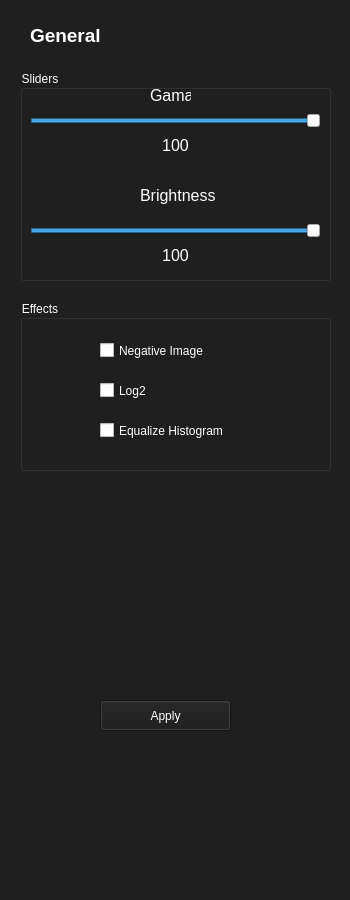
First picture: the form in gui/pages/sections.ui, repository gabriel-camurca/processamento-de-imagens, before the edit.
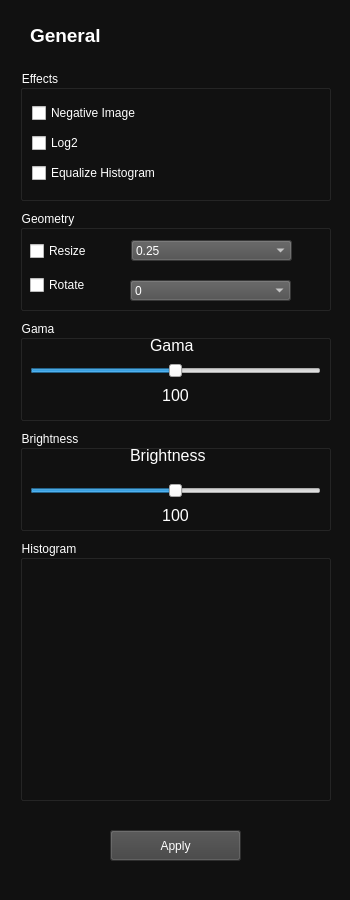
Second picture: the form after the edit. The open tabs and pages were chosen to show the change.

Commit message: Adjustments to color handling

Patch:
```diff
--- a/gui/pages/sections.ui
+++ b/gui/pages/sections.ui
@@ -14,12 +14,12 @@
    <string>StackedWidget</string>
   </property>
   <property name="styleSheet">
-   <string notr="true">#general{background-color: rgb(31, 31, 31);}
-#linear_parts{background-color: rgb(31, 31, 31);}
-#esteganography{background-color: rgb(31, 31, 31);}
-#filters{background-color: rgb(31, 31, 31);}
-#colors{background-color: rgb(31, 31, 31);}
-#generic_filter{background-color: rgb(31, 31, 31);}</string>
+   <string notr="true">#general{background-color: rgb(17,17, 17);}
+#linear_parts{background-color: rgb(17,17, 17);}
+#esteganography{background-color: rgb(17,17, 17);}
+#filters{background-color: rgb(17,17, 17);}
+#colors{background-color: rgb(17,17, 17);}
+#generic_filter{background-color: rgb(17,17, 17);}</string>
   </property>
   <property name="currentIndex">
    <number>4</number>
@@ -260,43 +260,17 @@
    </widget>
   </widget>
   <widget class="QWidget" name="general">
-   <widget class="QLabel" name="gama_label">
-    <property name="geometry">
-     <rect>
-      <x>150</x>
-      <y>80</y>
-      <width>41</width>
-      <height>31</height>
-     </rect>
-    </property>
-    <property name="text">
-     <string>&lt;html&gt;&lt;head/&gt;&lt;body&gt;&lt;p&gt;&lt;span style=&quot; font-size:12pt; color:#ffffff;&quot;&gt;Gama&lt;/span&gt;&lt;/p&gt;&lt;/body&gt;&lt;/html&gt;</string>
-    </property>
-   </widget>
-   <widget class="QLabel" name="brightness_label">
-    <property name="geometry">
-     <rect>
-      <x>140</x>
-      <y>180</y>
-      <width>81</width>
-      <height>31</height>
-     </rect>
-    </property>
-    <property name="text">
-     <string>&lt;html&gt;&lt;head/&gt;&lt;body&gt;&lt;p&gt;&lt;span style=&quot; font-size:12pt; color:#ffffff;&quot;&gt;Brightness&lt;/span&gt;&lt;/p&gt;&lt;/body&gt;&lt;/html&gt;</string>
-    </property>
-   </widget>
    <widget class="QPushButton" name="apply_button">
     <property name="geometry">
      <rect>
-      <x>100</x>
-      <y>700</y>
+      <x>110</x>
+      <y>830</y>
       <width>131</width>
       <height>31</height>
      </rect>
     </property>
     <property name="styleSheet">
-     <string notr="true">background-color: rgb(27, 27, 27);
+     <string notr="true">background-color: rgb(65, 65, 65);
 color: rgb(255, 255, 255);</string>
     </property>
     <property name="text">
@@ -322,105 +296,13 @@
      <set>Qt::AlignLeading|Qt::AlignLeft|Qt::AlignVCenter</set>
     </property>
    </widget>
-   <widget class="QSlider" name="gama_slider">
+   <widget class="QGroupBox" name="sliders_box">
     <property name="geometry">
      <rect>
-      <x>30</x>
-      <y>110</y>
-      <width>291</width>
-      <height>22</height>
-     </rect>
-    </property>
-    <property name="minimum">
-     <number>0</number>
-    </property>
-    <property name="maximum">
-     <number>100</number>
-    </property>
-    <property name="sliderPosition">
-     <number>100</number>
-    </property>
-    <property name="orientation">
-     <enum>Qt::Horizontal</enum>
-    </property>
-    <property name="invertedAppearance">
-     <bool>false</bool>
-    </property>
-   </widget>
-   <widget class="QSlider" name="brightness_slider">
-    <property name="geometry">
-     <rect>
-      <x>30</x>
-      <y>220</y>
-      <width>291</width>
-      <height>22</height>
-     </rect>
-    </property>
-    <property name="minimum">
-     <number>0</number>
-    </property>
-    <property name="maximum">
-     <number>100</number>
-    </property>
-    <property name="sliderPosition">
-     <number>100</number>
-    </property>
-    <property name="orientation">
-     <enum>Qt::Horizontal</enum>
-    </property>
-   </widget>
-   <widget class="QLabel" name="gama_value_label">
-    <property name="geometry">
-     <rect>
-      <x>160</x>
-      <y>130</y>
-      <width>31</width>
-      <height>31</height>
-     </rect>
-    </property>
-    <property name="text">
-     <string>&lt;html&gt;&lt;head/&gt;&lt;body&gt;&lt;p align=&quot;center&quot;&gt;&lt;span style=&quot; font-size:12pt; color:#ffffff;&quot;&gt;100&lt;/span&gt;&lt;/p&gt;&lt;/body&gt;&lt;/html&gt;</string>
-    </property>
-   </widget>
-   <widget class="QLabel" name="brightness_value_label">
-    <property name="geometry">
-     <rect>
-      <x>160</x>
-      <y>240</y>
-      <width>31</width>
-      <height>31</height>
-     </rect>
-    </property>
-    <property name="text">
-     <string>&lt;html&gt;&lt;head/&gt;&lt;body&gt;&lt;p align=&quot;center&quot;&gt;&lt;span style=&quot; font-size:12pt; color:#ffffff;&quot;&gt;100&lt;/span&gt;&lt;/p&gt;&lt;/body&gt;&lt;/html&gt;</string>
-    </property>
-   </widget>
-   <widget class="QLabel" name="histogram_image">
-    <property name="geometry">
-     <rect>
       <x>20</x>
-      <y>480</y>
-      <width>321</width>
-      <height>201</height>
-     </rect>
-    </property>
-    <property name="minimumSize">
-     <size>
-      <width>321</width>
-      <height>201</height>
-     </size>
-    </property>
-    <property name="text">
-     <string/>
-    </property>
-   </widget>
-   <widget class="QGroupBox" name="groupBox">
-    <property name="geometry">
-     <rect>
-      <x>20</x>
-      <y>70</y>
+      <y>320</y>
       <width>311</width>
-      <height>211</height>
+      <height>101</height>
      </rect>
     </property>
     <property name="styleSheet">
@@ -428,16 +310,70 @@
 font: 700 9pt &quot;Segoe UI&quot;;</string>
     </property>
     <property name="title">
-     <string>Sliders</string>
+     <string>Gama</string>
     </property>
+    <widget class="QLabel" name="gama_value_label">
+     <property name="geometry">
+      <rect>
+       <x>140</x>
+       <y>60</y>
+       <width>31</width>
+       <height>31</height>
+      </rect>
+     </property>
+     <property name="text">
+      <string>&lt;html&gt;&lt;head/&gt;&lt;body&gt;&lt;p align=&quot;center&quot;&gt;&lt;span style=&quot; font-size:12pt; color:#ffffff;&quot;&gt;100&lt;/span&gt;&lt;/p&gt;&lt;/body&gt;&lt;/html&gt;</string>
+     </property>
+    </widget>
+    <widget class="QLabel" name="gama_label">
+     <property name="geometry">
+      <rect>
+       <x>130</x>
+       <y>10</y>
+       <width>51</width>
+       <height>31</height>
+      </rect>
+     </property>
+     <property name="text">
+      <string>&lt;html&gt;&lt;head/&gt;&lt;body&gt;&lt;p&gt;&lt;span style=&quot; font-size:12pt; color:#ffffff;&quot;&gt;Gama&lt;/span&gt;&lt;/p&gt;&lt;/body&gt;&lt;/html&gt;</string>
+     </property>
+    </widget>
+    <widget class="QSlider" name="gama_slider">
+     <property name="geometry">
+      <rect>
+       <x>10</x>
+       <y>40</y>
+       <width>291</width>
+       <height>22</height>
+      </rect>
+     </property>
+     <property name="minimum">
+      <number>0</number>
+     </property>
+     <property name="maximum">
+      <number>100</number>
+     </property>
+     <property name="value">
+      <number>50</number>
+     </property>
+     <property name="sliderPosition">
+      <number>50</number>
+     </property>
+     <property name="orientation">
+      <enum>Qt::Horizontal</enum>
+     </property>
+     <property name="invertedAppearance">
+      <bool>false</bool>
+     </property>
+    </widget>
    </widget>
    <widget class="QGroupBox" name="groupBox_2">
     <property name="geometry">
      <rect>
       <x>20</x>
-      <y>300</y>
+      <y>70</y>
       <width>311</width>
-      <height>171</height>
+      <height>131</height>
      </rect>
     </property>
     <property name="styleSheet">
@@ -447,57 +383,276 @@
     <property name="title">
      <string>Effects</string>
     </property>
-    <widget class="QCheckBox" name="equalize_bool">
+    <layout class="QVBoxLayout" name="verticalLayout_5">
+     <item>
+      <widget class="QCheckBox" name="negative_bool">
+       <property name="styleSheet">
+        <string notr="true">font: 12pt &quot;Segoe UI&quot;;
+color: rgb(255, 255, 255);</string>
+       </property>
+       <property name="text">
+        <string>Negative Image</string>
+       </property>
+      </widget>
+     </item>
+     <item>
+      <widget class="QCheckBox" name="log_bool">
+       <property name="styleSheet">
+        <string notr="true">font: 12pt &quot;Segoe UI&quot;;
+color: rgb(255, 255, 255);</string>
+       </property>
+       <property name="text">
+        <string>Log2</string>
+       </property>
+      </widget>
+     </item>
+     <item>
+      <widget class="QCheckBox" name="equalize_bool">
+       <property name="styleSheet">
+        <string notr="true">font: 12pt &quot;Segoe UI&quot;;
+color: rgb(255, 255, 255);</string>
+       </property>
+       <property name="text">
+        <string>Equalize Histogram</string>
+       </property>
+      </widget>
+     </item>
+    </layout>
+   </widget>
+   <widget class="QGroupBox" name="histogram_box">
+    <property name="geometry">
+     <rect>
+      <x>20</x>
+      <y>540</y>
+      <width>311</width>
+      <height>261</height>
+     </rect>
+    </property>
+    <property name="styleSheet">
+     <string notr="true">color: rgb(255, 255, 255);
+font: 700 9pt &quot;Segoe UI&quot;;</string>
+    </property>
+    <property name="title">
+     <string>Histogram</string>
+    </property>
+    <widget class="QLabel" name="histogram_image">
      <property name="geometry">
       <rect>
-       <x>80</x>
-       <y>110</y>
-       <width>161</width>
-       <height>41</height>
+       <x>10</x>
+       <y>20</y>
+       <width>291</width>
+       <height>231</height>
       </rect>
      </property>
+     <property name="text">
+      <string/>
+     </property>
+    </widget>
+   </widget>
+   <widget class="QGroupBox" name="geometry_box">
+    <property name="geometry">
+     <rect>
+      <x>20</x>
+      <y>210</y>
+      <width>311</width>
+      <height>101</height>
+     </rect>
+    </property>
+    <property name="styleSheet">
+     <string notr="true">color: rgb(255, 255, 255);
+font: 700 9pt &quot;Segoe UI&quot;;</string>
+    </property>
+    <property name="title">
+     <string>Geometry</string>
+    </property>
+    <widget class="QCheckBox" name="resize_bool">
+     <property name="geometry">
+      <rect>
+       <x>10</x>
+       <y>28</y>
+       <width>67</width>
+       <height>26</height>
+      </rect>
+     </property>
      <property name="styleSheet">
       <string notr="true">font: 12pt &quot;Segoe UI&quot;;
 color: rgb(255, 255, 255);</string>
      </property>
      <property name="text">
-      <string>Equalize Histogram</string>
+      <string>Resize</string>
      </property>
     </widget>
-    <widget class="QCheckBox" name="negative_bool">
+    <widget class="QCheckBox" name="rotate_bool">
      <property name="geometry">
       <rect>
-       <x>80</x>
+       <x>10</x>
+       <y>62</y>
+       <width>68</width>
+       <height>26</height>
+      </rect>
+     </property>
+     <property name="styleSheet">
+      <string notr="true">font: 12pt &quot;Segoe UI&quot;;
+color: rgb(255, 255, 255);</string>
+     </property>
+     <property name="text">
+      <string>Rotate</string>
+     </property>
+    </widget>
+    <widget class="QComboBox" name="resize_value">
+     <property name="geometry">
+      <rect>
+       <x>111</x>
        <y>30</y>
        <width>161</width>
-       <height>41</height>
+       <height>21</height>
       </rect>
      </property>
      <property name="styleSheet">
-      <string notr="true">font: 12pt &quot;Segoe UI&quot;;
-color: rgb(255, 255, 255);</string>
+      <string notr="true">background-color: rgb(77, 77, 77);</string>
      </property>
-     <property name="text">
-      <string>Negative Image</string>
-     </property>
+     <item>
+      <property name="text">
+       <string>0.25</string>
+      </property>
+     </item>
+     <item>
+      <property name="text">
+       <string>0.5</string>
+      </property>
+     </item>
+     <item>
+      <property name="text">
+       <string>0.75</string>
+      </property>
+     </item>
+     <item>
+      <property name="text">
+       <string>1</string>
+      </property>
+     </item>
+     <item>
+      <property name="text">
+       <string>1.25</string>
+      </property>
+     </item>
+     <item>
+      <property name="text">
+       <string>1.5</string>
+      </property>
+     </item>
+     <item>
+      <property name="text">
+       <string>2</string>
+      </property>
+     </item>
     </widget>
-    <widget class="QCheckBox" name="log_bool">
+    <widget class="QComboBox" name="rotate_value">
      <property name="geometry">
       <rect>
-       <x>80</x>
+       <x>110</x>
        <y>70</y>
        <width>161</width>
-       <height>41</height>
+       <height>21</height>
       </rect>
      </property>
      <property name="styleSheet">
-      <string notr="true">font: 12pt &quot;Segoe UI&quot;;
-color: rgb(255, 255, 255);</string>
+      <string notr="true">background-color: rgb(77, 77, 77);</string>
      </property>
+     <item>
+      <property name="text">
+       <string>0</string>
+      </property>
+     </item>
+     <item>
+      <property name="text">
+       <string>90</string>
+      </property>
+     </item>
+     <item>
+      <property name="text">
+       <string>180</string>
+      </property>
+     </item>
+     <item>
+      <property name="text">
+       <string>270</string>
+      </property>
+     </item>
+     <item>
+      <property name="text">
+       <string>360</string>
+      </property>
+     </item>
+    </widget>
+   </widget>
+   <widget class="QGroupBox" name="brightness_box">
+    <property name="geometry">
+     <rect>
+      <x>20</x>
+      <y>430</y>
+      <width>311</width>
+      <height>101</height>
+     </rect>
+    </property>
+    <property name="styleSheet">
+     <string notr="true">color: rgb(255, 255, 255);
+font: 700 9pt &quot;Segoe UI&quot;;</string>
+    </property>
+    <property name="title">
+     <string>Brightness</string>
+    </property>
+    <widget class="QLabel" name="brightness_value_label">
+     <property name="geometry">
+      <rect>
+       <x>140</x>
+       <y>70</y>
+       <width>31</width>
+       <height>31</height>
+      </rect>
+     </property>
      <property name="text">
-      <string>Log2</string>
+      <string>&lt;html&gt;&lt;head/&gt;&lt;body&gt;&lt;p align=&quot;center&quot;&gt;&lt;span style=&quot; font-size:12pt; color:#ffffff;&quot;&gt;100&lt;/span&gt;&lt;/p&gt;&lt;/body&gt;&lt;/html&gt;</string>
      </property>
     </widget>
+    <widget class="QLabel" name="brightness_label">
+     <property name="geometry">
+      <rect>
+       <x>110</x>
+       <y>10</y>
+       <width>81</width>
+       <height>31</height>
+      </rect>
+     </property>
+     <property name="text">
+      <string>&lt;html&gt;&lt;head/&gt;&lt;body&gt;&lt;p&gt;&lt;span style=&quot; font-size:12pt; color:#ffffff;&quot;&gt;Brightness&lt;/span&gt;&lt;/p&gt;&lt;/body&gt;&lt;/html&gt;</string>
+     </property>
+    </widget>
+    <widget class="QSlider" name="brightness_slider">
+     <property name="geometry">
+      <rect>
+       <x>10</x>
+       <y>50</y>
+       <width>291</width>
+       <height>22</height>
+      </rect>
+     </property>
+     <property name="minimum">
+      <number>0</number>
+     </property>
+     <property name="maximum">
+      <number>100</number>
+     </property>
+     <property name="value">
+      <number>50</number>
+     </property>
+     <property name="sliderPosition">
+      <number>50</number>
+     </property>
+     <property name="orientation">
+      <enum>Qt::Horizontal</enum>
+     </property>
+    </widget>
    </widget>
    <zorder>groupBox_2</zorder>
    <zorder>groupBox</zorder>
```
Left out of the diff: 771 changed lines with no effect on the pictures. The commit also changes 9 other files.
